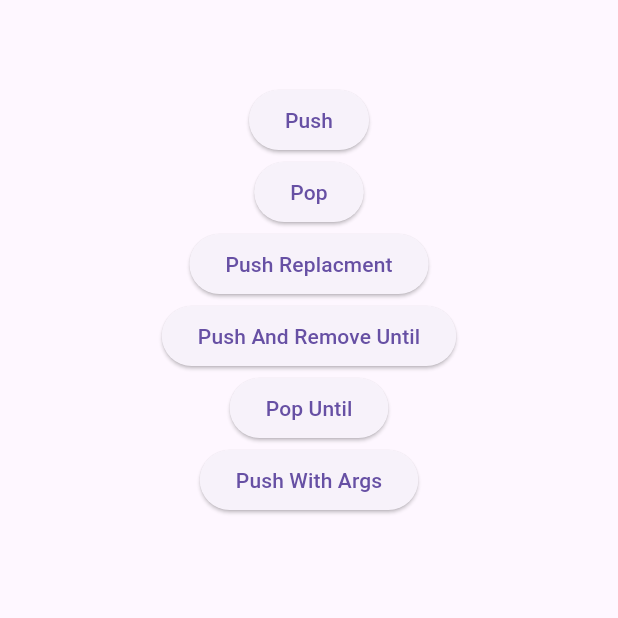
After one commit to mhakkaynak/flutter-lesson, a Flutter app: the NavigatorView screen opened directly, on a phone screen of 412 x 824 dp, the top half of it. The commit adds this screen. Run offline on Flutter 3.47's test engine with Material 3 defaults, Android fonts, the phone set to English and light mode, and no system bars; network calls fail.

Commit message:
Added Navigation logics.

```diff
--- /dev/null
+++ b/news/lib/core/navigation/navigation_manager.dart
@@ -0,0 +1,28 @@
+import 'package:flutter/material.dart';
+
+class NavigationManager {
+  NavigationManager._init() {
+    navigationKey = GlobalKey<NavigatorState>();
+  }
+
+  static NavigationManager? _instance;
+
+  late final GlobalKey<NavigatorState> navigationKey;
+
+  static NavigationManager get instance {
+    _instance ??= NavigationManager._init();
+    return _instance!;
+  }
+
+  void navigationToPage(String path, {Object? args}) {
+    navigationKey.currentState?.pushNamed(path, arguments: args);
+  }
+
+  void navigationPop() {
+    navigationKey.currentState?.pop();
+  }
+
+  void navigationPushReplacment(String path, {Object? args}) {
+    navigationKey.currentState?.pushReplacementNamed(path, arguments: args);
+  }
+}
--- /dev/null
+++ b/news/lib/core/navigation/navigation_route_manager.dart
@@ -0,0 +1,36 @@
+import 'package:flutter/material.dart';
+import 'package:news/features/views/authentication/login_view.dart';
+import 'package:news/features/views/home/home_view.dart';
+import 'package:news/features/views/navigator_view.dart';
+import 'package:news/utils/constants/navigation_constants.dart';
+
+class NavigationRouteManager {
+  NavigationRouteManager._init();
+
+  static NavigationRouteManager? _instance;
+
+  static NavigationRouteManager get instance {
+    _instance ??= NavigationRouteManager._init();
+    return _instance!;
+  }
+
+  Route<dynamic> generateRoute(RouteSettings args) {
+    switch (args.name) {
+      case NavigationConstant.home:
+        return _navigationDefault(HomeView(), args);
+      case NavigationConstant.navigator:
+        return _navigationDefault(NavigatorView(), args);
+      case NavigationConstant.login:
+        return _navigationDefault(LoginView(), args);
+      default:
+        return _navigationDefault(LoginView(), args);
+    }
+  }
+
+  MaterialPageRoute _navigationDefault(Widget page, RouteSettings args) {
+    return MaterialPageRoute(
+      builder: (context) => page,
+      settings: args,
+    );
+  }
+}
--- a/news/lib/features/views/home/home_view.dart
+++ b/news/lib/features/views/home/home_view.dart
@@ -11,8 +11,12 @@ class HomeView extends StatefulWidget {
 class _HomeViewState extends State<HomeView> {
   final String _imagePath =
       'https://images.unsplash.com/photo-1732058824460-d89cb7b4a38f?q=80&w=3272&auto=format&fit=crop&ixlib=rb-4.0.3&ixid=M3wxMjA3fDB8MHxwaG90by1wYWdlfHx8fGVufDB8fHx8fA%3D%3D';
+
   @override
   Widget build(BuildContext context) {
+    /*var args = ModalRoute.of(context)!.settings.arguments as String;
+    print(args);*/
+
     return Scaffold(
       backgroundColor: Colors.white,
       appBar: AppBar(
--- /dev/null
+++ b/news/lib/features/views/navigator_view.dart
@@ -0,0 +1,84 @@
+import 'package:flutter/material.dart';
+
+import 'home/home_view.dart';
+
+class NavigatorView extends StatelessWidget {
+  const NavigatorView({super.key});
+
+  @override
+  Widget build(BuildContext context) {
+    return Scaffold(
+      appBar: AppBar(),
+      body: Center(
+        child: Column(
+          children: [
+            ElevatedButton(
+              onPressed: () {
+                Navigator.push(
+                  context,
+                  MaterialPageRoute(
+                    builder: (context) => const HomeView(),
+                  ),
+                );
+              },
+              child: Text('Push'),
+            ),
+            ElevatedButton(
+              onPressed: () {
+                Navigator.pop(context);
+              },
+              child: Text('Pop'),
+            ),
+            ElevatedButton(
+              onPressed: () {
+                Navigator.pushReplacement(
+                  context,
+                  MaterialPageRoute(
+                    builder: (context) => HomeView(),
+                  ),
+                );
+              },
+              child: Text('Push Replacment'),
+            ),
+            ElevatedButton(
+              onPressed: () {
+                Navigator.pushAndRemoveUntil(
+                  context,
+                  MaterialPageRoute(
+                    builder: (context) => HomeView(),
+                  ),
+                  (route) => false,
+                );
+              },
+              child: Text('Push And Remove Until'),
+            ),
+            ElevatedButton(
+              onPressed: () {
+                Navigator.popUntil(
+                  context,
+                  ModalRoute.withName('/home'),
+                );
+              },
+              child: Text('Pop Until'),
+            ),
+            ElevatedButton(
+              onPressed: () {
+                Navigator.push(
+                  context,
+                  MaterialPageRoute(
+                    builder: (context) => HomeView(),
+                    settings: RouteSettings(
+                      arguments: 'Ana sayfadasın.',
+                    ),
+                  ),
+                );
+              },
+              child: Text('Push With Args'),
+            ),
+
+          ],
+        ),
+      ),
+    );
+  }
+}
--- /dev/null
+++ b/news/lib/utils/constants/navigation_constants.dart
@@ -0,0 +1,9 @@
+class NavigationConstant {
+  // auth
+  static const String login = '/';
+
+  //home
+  static const String home = '/home';
+  static const String navigator = '/navigator';
+
+}
```
Also changed, not shown: news/lib/features/views/authentication/login_view.dart (+27 -2 lines), news/lib/main.dart (+7 -1 lines), 2 other files.
